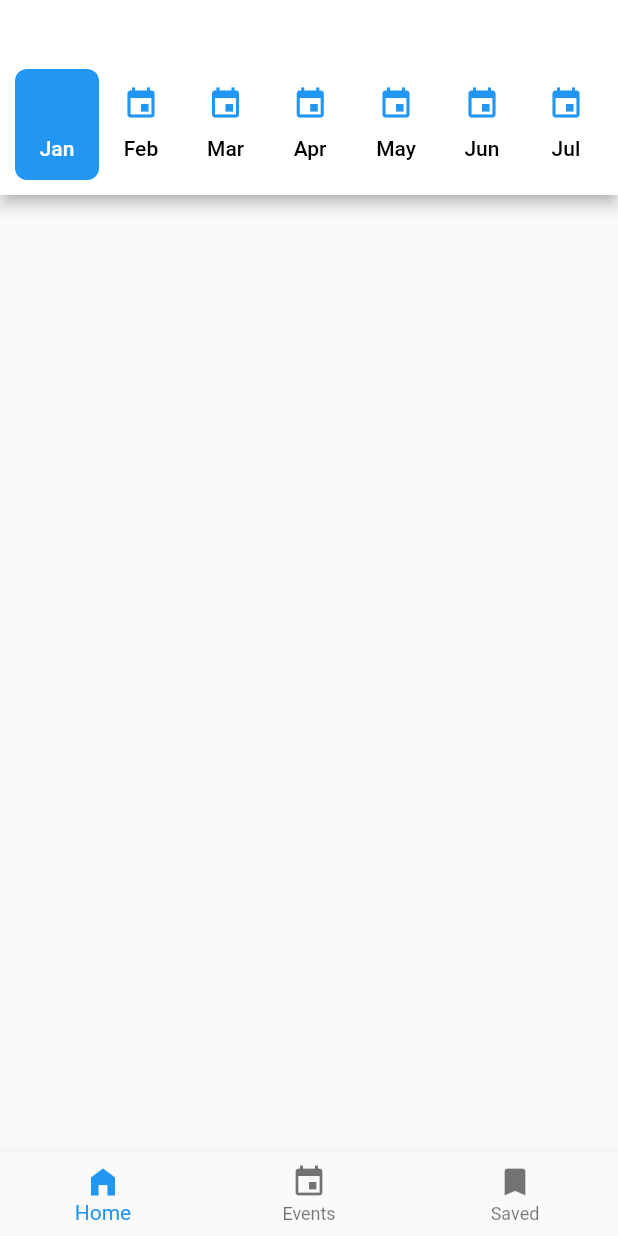
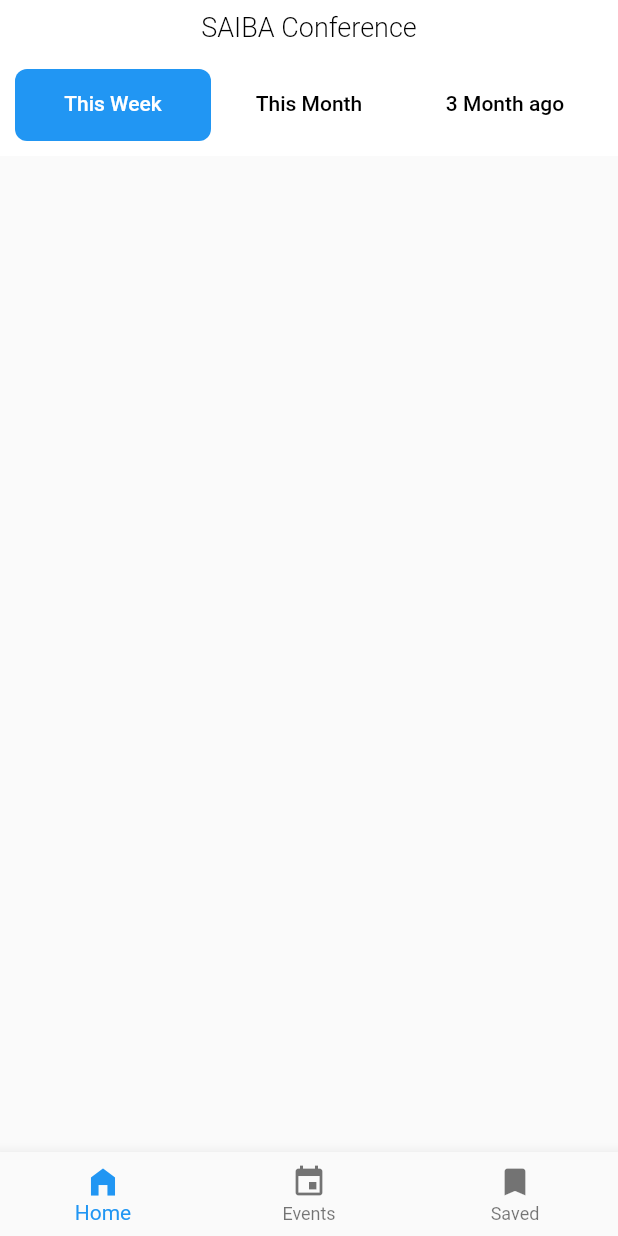
Before and after one commit to Josiahmpokera/SAIBA_Conference-Application, a Flutter app: the screen it shows after launch, on a phone screen of 412 x 824 dp. Run offline on Flutter 3.47's test engine with Material 2 defaults, Android fonts, the phone set to English and light mode, and no system bars.

Commit message:
Stable Version on Home Screen

```diff
--- a/lib/home/MainSaveScreen.dart
+++ b/lib/home/MainSaveScreen.dart
@@ -20,62 +20,24 @@ class _MainSaveScreenState extends State<MainSaveScreen>  with TickerProviderSta
 
    List<Widget> _tabView = [
     Tab(
-
-       icon: Icon(Icons.event,color: Colors.blue,),
-      child: Text("Jan", style: TextStyle(color: Colors.white),),
+      child: Text("This Week"),
     ),
     Tab(
-      icon: Icon(Icons.event,color: Colors.blue,),
-      child: Text("Feb", style: TextStyle(color: Colors.black),),
+      child: Text("This Month"),
     ),
     Tab(
-      icon: Icon(Icons.event,color: Colors.blue,),
-      child: Text("Mar", style: TextStyle(color: Colors.black),),
-    ),
-    Tab(
-      icon: Icon(Icons.event,color: Colors.blue,),
-      child: Text("Apr", style: TextStyle(color: Colors.black),),
-    ),
-    Tab(
-      icon: Icon(Icons.event,color: Colors.blue,),
-      child: Text("May", style: TextStyle(color: Colors.black),),
-    ),
-    Tab(
-      icon: Icon(Icons.event,color: Colors.blue,),
-      child: Text("Jun", style: TextStyle(color: Colors.black),),
-    ),
-    Tab(
-      icon: Icon(Icons.event,color: Colors.blue,),
-      child: Text("Jul", style: TextStyle(color: Colors.black),),
-    ),
-    Tab(
-      icon: Icon(Icons.event,color: Colors.blue,),
-      child: Text("Aug", style: TextStyle(color: Colors.black),),
-    ),
-    Tab(
-      icon: Icon(Icons.event,color: Colors.blue,),
-      child: Text("Sep", style: TextStyle(color: Colors.black),),
-    ),
-    Tab(
-      icon: Icon(Icons.event,color: Colors.blue,),
-      child: Text("Oct", style: TextStyle(color: Colors.black),),
-    ),
-    Tab(
-      icon: Icon(Icons.event,color: Colors.blue,),
-      child: Text("Nov", style: TextStyle(color: Colors.black),),
-    ),
-    Tab(
-      icon: Icon(Icons.event,color: Colors.blue,),
-      child: Text("Dec", style: TextStyle(color: Colors.black),),
+      child: Text("3 Month ago"),
     ),
   ];
   @override
   Widget build(BuildContext context) {
     return DefaultTabController(
-        length: 12,
+        length: 3,
         child: Scaffold(
           appBar: AppBar(
-            title: const Text("SAIBA Conference", style: TextStyle(fontSize: 18, fontWeight: FontWeight.bold),),
+            elevation: 0,
+            centerTitle: true,
+            title: const Text("SAIBA Conference", style: TextStyle(fontSize: 18, fontWeight: FontWeight.w300, color: Colors.black),),
             backgroundColor: Colors.white,
             bottom: TabBar(
               labelColor: Colors.white,
@@ -86,7 +48,6 @@ class _MainSaveScreenState extends State<MainSaveScreen>  with TickerProviderSta
                 borderRadius: BorderRadius.circular(8)
               ),
               controller: _tabController,
-              isScrollable: true,
               tabs: _tabView
             ),
           ),
```
